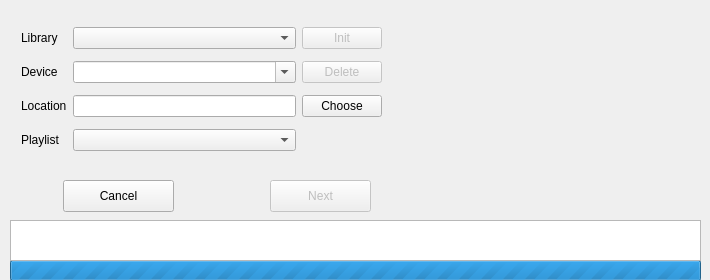
Qt form musyncwidget.ui (pekingduck/musync) before a commit.
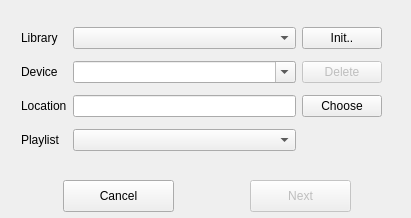
The same form after that commit.

The edit to the form file:
```diff
--- a/musyncwidget.ui
+++ b/musyncwidget.ui
@@ -6,8 +6,8 @@
    <rect>
     <x>0</x>
     <y>0</y>
-    <width>710</width>
-    <height>280</height>
+    <width>411</width>
+    <height>218</height>
    </rect>
   </property>
   <property name="windowTitle">
@@ -87,41 +87,22 @@
     <item row="0" column="4">
      <widget class="QPushButton" name="initButton">
       <property name="enabled">
-       <bool>false</bool>
+       <bool>true</bool>
       </property>
       <property name="text">
-       <string>Init</string>
+       <string>Init..</string>
       </property>
      </widget>
     </item>
    </layout>
   </widget>
-  <widget class="QProgressBar" name="progressBar">
-   <property name="geometry">
-    <rect>
-     <x>10</x>
-     <y>260</y>
-     <width>691</width>
-     <height>21</height>
-    </rect>
-   </property>
-   <property name="maximum">
-    <number>0</number>
-   </property>
-   <property name="value">
-    <number>-1</number>
-   </property>
-   <property name="invertedAppearance">
-    <bool>false</bool>
-   </property>
-  </widget>
   <widget class="QPushButton" name="nextButton">
    <property name="enabled">
     <bool>false</bool>
    </property>
    <property name="geometry">
     <rect>
-     <x>270</x>
+     <x>250</x>
      <y>180</y>
      <width>101</width>
      <height>32</height>
@@ -131,25 +112,6 @@
     <string>Next</string>
    </property>
   </widget>
-  <widget class="QPlainTextEdit" name="logEdit">
-   <property name="geometry">
-    <rect>
-     <x>10</x>
-     <y>220</y>
-     <width>691</width>
-     <height>41</height>
-    </rect>
-   </property>
-   <property name="font">
-    <font>
-     <family>Menlo</family>
-     <pointsize>13</pointsize>
-    </font>
-   </property>
-   <property name="readOnly">
-    <bool>true</bool>
-   </property>
-  </widget>
   <widget class="QPushButton" name="cancelButton">
    <property name="geometry">
     <rect>
```
